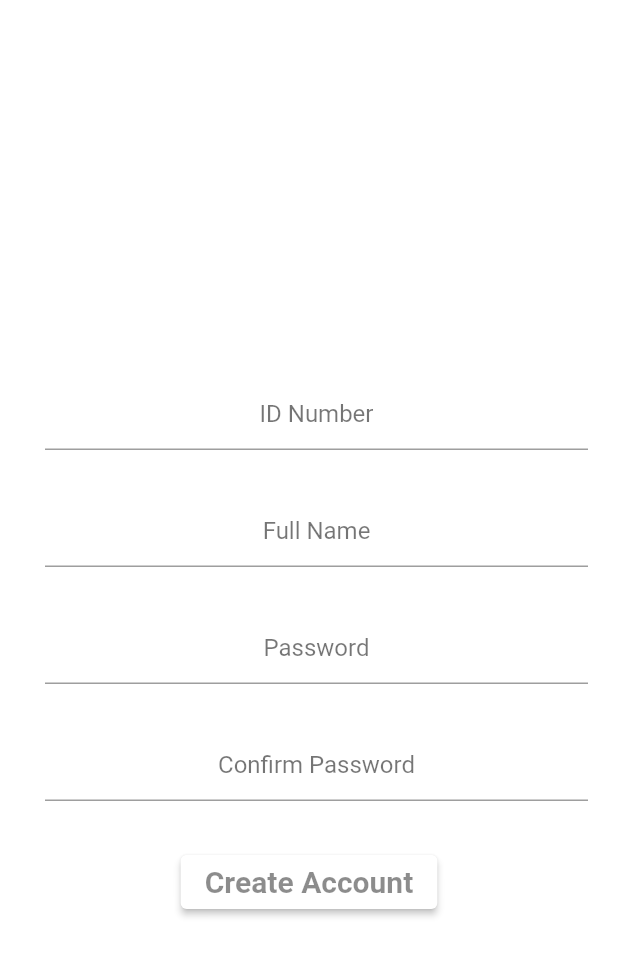
After one commit to basselmousa/step_by_step, a Flutter app: the RegistrationScreen screen opened by its route, after a tap on "Create Account", on a phone screen of 412 x 824 dp. The commit adds this screen. Shown: the top 956 px of the screen. Run offline on Flutter 3.47's test engine with Material 2 defaults, Android fonts, the phone set to English and light mode, and no system bars; our stand-ins replace cloud_firestore, firebase_auth, firebase_core, shared_preferences; accounts and stored records are empty; network calls fail.

Commit message:
add registration screen and  auth

```diff
--- a/lib/main.dart
+++ b/lib/main.dart
@@ -1,3 +1,4 @@
+import 'package:firebase_core/firebase_core.dart';
 import 'package:flutter/material.dart';
 import 'package:step_by_step/mvc/helpers/routes/app_routes.dart';
 import 'package:step_by_step/mvc/views/user/home_page.dart';
@@ -6,6 +7,7 @@ import 'package:step_by_step/mvc/views/user/home_page.dart';
 void main() {
   runApp(MyApp());
   WidgetsFlutterBinding.ensureInitialized();
+  Firebase.initializeApp();
 }
 
 class MyApp extends StatelessWidget {
--- a/lib/mvc/controllers/users/users_controller.dart
+++ b/lib/mvc/controllers/users/users_controller.dart
@@ -0,0 +1,85 @@
+import 'package:step_by_step/mvc/helpers/constants/firebase_collection_names_constants.dart';
+import 'package:step_by_step/mvc/helpers/routes/app_routes.dart';
+import 'package:step_by_step/mvc/models/user_model.dart' as Model;
+
+import 'package:cloud_firestore/cloud_firestore.dart';
+import 'package:firebase_auth/firebase_auth.dart';
+import 'package:flutter/cupertino.dart';
+import 'package:flutter/material.dart';
+import 'package:shared_preferences/shared_preferences.dart';
+import 'package:step_by_step/mvc/utils/utils.dart';
+
+class UserController {
+  Future<void> signUp(String idNumber, String password, String fullName, BuildContext context) async {
+    try {
+      UserCredential userCredential = await FirebaseAuth.instance
+          .createUserWithEmailAndPassword(email: idNumber, password: password);
+      print(userCredential);
+
+      await FirebaseFirestore.instance
+          .collection(FirebaseCollectionNamesConstants.USER_COLLECTION_NAME)
+          .doc(userCredential.user.uid)
+          .set({
+        "fullName": fullName,
+        "email": idNumber,
+        "password": password,
+        "isAdmin":false,
+      },);
+      buildSnackBar(context, "User Created");
+
+      SharedPreferences sharedPreferences = await SharedPreferences
+          .getInstance();
+      sharedPreferences.setString("email", idNumber);
+      sharedPreferences.setString("password", password);
+      sharedPreferences.setString("uid", userCredential.user.uid);
+
+      /**
+       * Move to user Screen
+       */
+      moveScreen(context, RoutesConstants.LOGIN_ROUTE_PATH);
+    } on FirebaseAuthException catch (e) {
+      if (e.code == 'weak-password') {
+        buildSnackBar(context, 'The password provided is too weak.');
+      } else if (e.code == 'email-already-in-use') {
+        buildSnackBar(context, 'The account already exists for that email.');
+      }
+    } catch (e) {
+      print(e);
+      ScaffoldMessenger.of(context).showSnackBar(
+          SnackBar(content: Text(e.toString())));
+    }
+  }
+
+  Future<void> login(String email, String password,
+      BuildContext context) async {
+    try {
+      UserCredential userCredential = await FirebaseAuth.instance
+          .signInWithEmailAndPassword(email: email, password: password);
+      SharedPreferences sharedPreferences = await SharedPreferences
+          .getInstance();
+      sharedPreferences.setString("email", email);
+      sharedPreferences.setString("password", password);
+      sharedPreferences.setString("uid", userCredential.user.uid);
+      buildSnackBar(context, "Logged In");
+      print(userCredential.user.metadata);
+     // userCredential.user.
+      // if(userCredential.user['isAdmin']){
+      //
+      // }
+      // moveScreen(context, RoutesConstants.BOOK_RESERVATION_ROUTE_PATH);
+
+    } on FirebaseAuthException catch (e) {
+      if (e.code == 'user-not-found') {
+        buildSnackBar(context, 'No user found for that email.');
+      } else if (e.code == 'wrong-password') {
+        buildSnackBar(context, 'Wrong password provided for that user.');
+      }
+    }
+  }
+
+  resetPassword(String email, BuildContext context) async{
+    await FirebaseAuth.instance.sendPasswordResetEmail(email: email).whenComplete(() => buildSnackBar(context, "reseated"));
+
+  }
+
+}
--- /dev/null
+++ b/lib/mvc/helpers/constants/firebase_collection_names_constants.dart
@@ -0,0 +1,5 @@
+class FirebaseCollectionNamesConstants{
+  static const USER_COLLECTION_NAME = 'users';
+  static const PRODUCTS_COLLECTION_NAME = 'products';
+  static const CATEGORY_COLLECTION_NAME = 'categories';
+}
--- a/lib/mvc/helpers/routes/app_routes.dart
+++ b/lib/mvc/helpers/routes/app_routes.dart
@@ -1,11 +1,13 @@
 import 'package:step_by_step/mvc/views/admins/admin_home_page.dart';
 import 'package:step_by_step/mvc/views/auth/login_page.dart';
+import 'package:step_by_step/mvc/views/auth/registration_screen.dart';
 import 'package:step_by_step/mvc/views/user/appointment_booking.dart';
 import 'package:step_by_step/mvc/views/user/book_reservation.dart';
 import 'package:step_by_step/mvc/views/user/home_page.dart';
 
 class RoutesConstants {
   static const LOGIN_ROUTE_PATH = "login";
+  static const REGISTRATION_ROUTE_PATH = "registration";
   static const ADMIN_HOME_PAGE_ROUTE_PATH = "admin_home";
   static const HOME_PAGE_ROUTE_PATH = "home_page";
   static const APPOINTMENT_BOOKING_ROUTE_PATH = "appointment_booking";
@@ -14,6 +16,7 @@ class RoutesConstants {
   static getRoutesMap() {
     return {
       LOGIN_ROUTE_PATH: (context) => LoginScreen(),
+      REGISTRATION_ROUTE_PATH: (context) => RegistrationScreen(),
       ADMIN_HOME_PAGE_ROUTE_PATH: (context) => AdminHomePage(),
       HOME_PAGE_ROUTE_PATH: (context) => HomePage(),
       APPOINTMENT_BOOKING_ROUTE_PATH: (context) => AppointmentBooking(),
--- /dev/null
+++ b/lib/mvc/models/user_model.dart
@@ -0,0 +1,39 @@
+import 'dart:async';
+import 'dart:convert';
+
+import 'package:flutter/material.dart';
+import 'package:http/http.dart' as http;
+import 'package:shared_preferences/shared_preferences.dart';
+
+class User with ChangeNotifier {
+  String idNumber;
+  String fullName;
+  String password;
+  String? uid;
+
+  DateTime? _expiryDate;
+  Timer? _authTimer;
+
+  User(
+      {required this.fullName,
+      required this.idNumber,
+      required this.password,
+       this.uid});
+
+  User.fromJSON(Map<String, dynamic> json)
+      : this(
+          fullName: json["fullName"],
+          idNumber: json["idNumber"],
+          password: json["password"],
+          uid: json["uid"],
+        );
+
+  Map<String, Object?> toJson() {
+    return {
+      "fullName": fullName,
+      "idNumber": idNumber,
+      "password": password,
+      "uid": uid,
+    };
+  }
+}
--- /dev/null
+++ b/lib/mvc/views/auth/registration_screen.dart
@@ -0,0 +1,89 @@
+import 'package:flutter/material.dart';
+import 'package:step_by_step/mvc/controllers/users/users_controller.dart';
+import 'package:step_by_step/mvc/helpers/constants/colors_constants.dart';
+import 'package:step_by_step/mvc/helpers/constants/font_constants.dart';
+import 'package:step_by_step/mvc/helpers/routes/app_routes.dart';
+import 'package:step_by_step/mvc/utils/utils.dart';
+import 'package:step_by_step/mvc/views/widgets/edit_text_widget.dart';
+
+class RegistrationScreen extends StatefulWidget {
+  const RegistrationScreen({Key? key}) : super(key: key);
+
+  @override
+  _RegistrationScreenState createState() => _RegistrationScreenState();
+}
+
+class _RegistrationScreenState extends State<RegistrationScreen> {
+  TextEditingController _fullNameController = new TextEditingController();
+  TextEditingController _idController = new TextEditingController();
+  TextEditingController _passwordNameController = new TextEditingController();
+  TextEditingController _confirmPasswordNameController =
+      new TextEditingController();
+bool trySignUp = false;
+  @override
+  Widget build(BuildContext context) {
+    return Scaffold(
+      backgroundColor: ColorConstants.COLOR_White,
+      body: Center(
+        child: Container(
+          padding: EdgeInsets.only(top: 10),
+          child: SingleChildScrollView(
+            child: Column(
+              children: [
+                Container(
+                  padding: EdgeInsets.only(left: 10),
+                  child: editTextWithCenterAlign(_idController, "ID Number"),
+                  margin: EdgeInsets.only(left: 20, right: 20, top: 30),
+                ),
+                Container(
+                  padding: EdgeInsets.only(left: 10),
+                  child:
+                      editTextWithCenterAlign(_fullNameController, "Full Name"),
+                  margin: EdgeInsets.only(left: 20, right: 20, top: 30),
+                ),
+                Container(
+                  padding: EdgeInsets.only(left: 10),
+                  child: editTextWithCenterAlign(
+                      _passwordNameController, "Password"),
+                  margin: EdgeInsets.only(left: 20, right: 20, top: 30),
+                ),
+                Container(
+                  padding: EdgeInsets.only(left: 10),
+                  child: editTextWithCenterAlign(
+                      _confirmPasswordNameController, "Confirm Password"),
+                  margin: EdgeInsets.only(left: 20, right: 20, top: 30),
+                ),
+                Container(
+                  margin: EdgeInsets.only(top: 30),
+                  child: ElevatedButton(
+                    onPressed: () {
+                      setState(() {
+                        trySignUp = true;
+                      });
+                      UserController().signUp(
+                          returnEmail(_idController.text),
+                          _passwordNameController.text,
+                          _fullNameController.text,
+
+                          context).whenComplete(() => setState((){
+                        trySignUp = false;
+                      }));
+                    },
+                    child: trySignUp ? CircularProgressIndicator() : Text("Create Account"),
+                    style: ElevatedButton.styleFrom(
+                      primary: Colors.white,
+                      onPrimary: Colors.black45,
+                      textStyle: TextStyle(
+                          fontWeight: FontWeight.bold,
+                          fontSize: FontConstants.TEXT_Font20),
+                    ),
+                  ),
+                ),
+              ],
+            ),
+          ),
+        ),
+      ),
+    );
+  }
+}
--- a/pubspec.yaml
+++ b/pubspec.yaml
@@ -28,6 +28,12 @@ dependencies:
   # The following adds the Cupertino Icons font to your application.
   # Use with the CupertinoIcons class for iOS style icons.
   cupertino_icons: ^1.0.2
+  firebase_core: ^0.7.0
+  firebase_auth: ^0.20.1
+  cloud_firestore: ^0.16.0
+  firebase_storage: ^7.0.0
+  shared_preferences:
+  firebase_database: "^6.0.0"
 
 dev_dependencies:
   flutter_test:
```
Also changed, not shown: lib/mvc/controllers/admins/admin_controller.dart (+60 -0 lines), lib/mvc/helpers/constants/admins_id_constants.dart (added, +11 -0 lines), lib/mvc/utils/utils.dart (+17 -3 lines), lib/mvc/views/auth/login_page.dart (+52 -2 lines), lib/mvc/views/user/appointment_booking.dart (+72 -8 lines), pubspec.lock, 1 other file.
